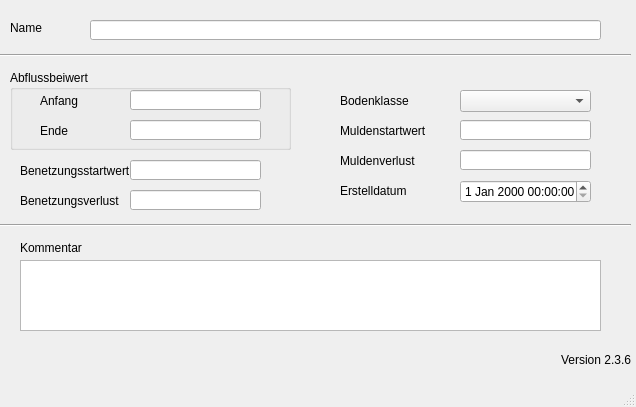
Old version of the form qkan/database/templates/abflussparameter.ui in the repository hoettges/QKan.
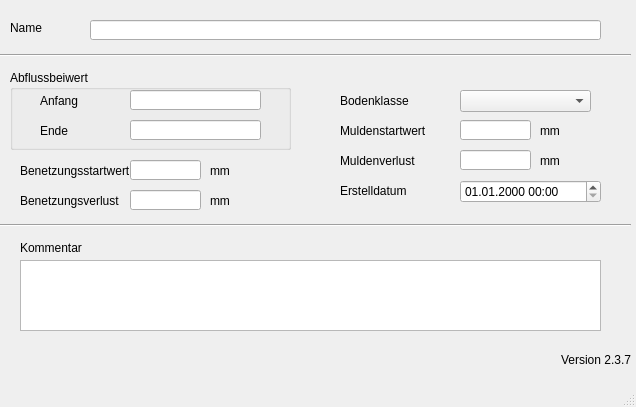
New version of the form. Custom widgets are drawn as their Qt base class.

What changed in the file:
```diff
--- a/qkan/database/templates/abflussparameter.ui
+++ b/qkan/database/templates/abflussparameter.ui
@@ -218,7 +218,7 @@
      <rect>
       <x>130</x>
       <y>160</y>
-      <width>131</width>
+      <width>71</width>
       <height>20</height>
      </rect>
     </property>
@@ -228,7 +228,7 @@
      <rect>
       <x>130</x>
       <y>190</y>
-      <width>131</width>
+      <width>71</width>
       <height>20</height>
      </rect>
     </property>
@@ -248,7 +248,7 @@
      <rect>
       <x>460</x>
       <y>120</y>
-      <width>131</width>
+      <width>71</width>
       <height>20</height>
      </rect>
     </property>
@@ -258,7 +258,7 @@
      <rect>
       <x>460</x>
       <y>150</y>
-      <width>131</width>
+      <width>71</width>
       <height>20</height>
      </rect>
     </property>
@@ -273,16 +273,6 @@
      </rect>
     </property>
    </widget>
-   <widget class="QgsDateTimeEdit" name="createdat">
-    <property name="geometry">
-     <rect>
-      <x>460</x>
-      <y>180</y>
-      <width>131</width>
-      <height>23</height>
-     </rect>
-    </property>
-   </widget>
    <widget class="QLabel" name="lb_version">
     <property name="geometry">
      <rect>
@@ -296,12 +286,80 @@
      <string>Version QKan Import</string>
     </property>
     <property name="text">
-     <string>Version 2.3.6</string>
+     <string>Version 2.3.7</string>
     </property>
     <property name="alignment">
      <set>Qt::AlignRight|Qt::AlignTrailing|Qt::AlignVCenter</set>
     </property>
    </widget>
+   <widget class="QgsDateTimeEdit" name="createdat">
+    <property name="geometry">
+     <rect>
+      <x>460</x>
+      <y>180</y>
+      <width>141</width>
+      <height>23</height>
+     </rect>
+    </property>
+    <property name="currentSection">
+     <enum>QDateTimeEdit::DaySection</enum>
+    </property>
+    <property name="displayFormat">
+     <string>dd.MM.yyyy HH:mm</string>
+    </property>
+   </widget>
+   <widget class="QLabel" name="label_2">
+    <property name="geometry">
+     <rect>
+      <x>540</x>
+      <y>120</y>
+      <width>21</width>
+      <height>21</height>
+     </rect>
+    </property>
+    <property name="text">
+     <string>mm</string>
+    </property>
+   </widget>
+   <widget class="QLabel" name="label_3">
+    <property name="geometry">
+     <rect>
+      <x>540</x>
+      <y>150</y>
+      <width>21</width>
+      <height>21</height>
+     </rect>
+    </property>
+    <property name="text">
+     <string>mm</string>
+    </property>
+   </widget>
+   <widget class="QLabel" name="label_4">
+    <property name="geometry">
+     <rect>
+      <x>210</x>
+      <y>160</y>
+      <width>21</width>
+      <height>21</height>
+     </rect>
+    </property>
+    <property name="text">
+     <string>mm</string>
+    </property>
+   </widget>
+   <widget class="QLabel" name="label_7">
+    <property name="geometry">
+     <rect>
+      <x>210</x>
+      <y>190</y>
+      <width>21</width>
+      <height>21</height>
+     </rect>
+    </property>
+    <property name="text">
+     <string>mm</string>
+    </property>
+   </widget>
   </widget>
   <widget class="QMenuBar" name="menubar">
    <property name="geometry">
```
Left out of the diff: 1 changed line with no effect on the pictures.
